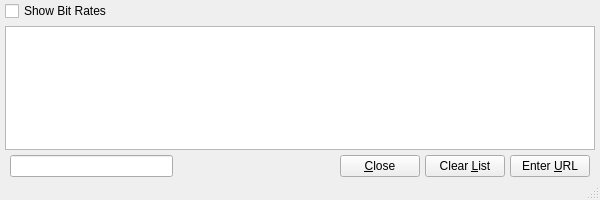
Qt form Version 2.x/UI/downloadWindow.ui (textbrowser/dooble) before a commit.
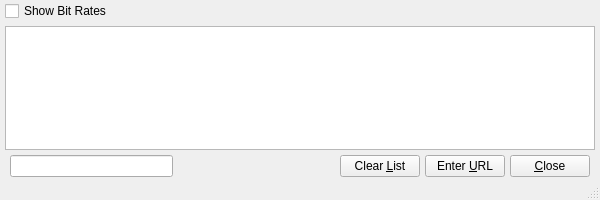
The same form after that commit. Custom widgets are drawn as their Qt base class.

Commit message: Moved buttons.

```diff
--- a/Version 2.x/UI/downloadWindow.ui
+++ b/Version 2.x/UI/downloadWindow.ui
@@ -216,13 +216,6 @@
         </property>
        </spacer>
       </item>
-      <item>
-       <widget class="QPushButton" name="closePushButton">
-        <property name="text">
-         <string>&amp;Close</string>
-        </property>
-       </widget>
-      </item>
       <item>
        <widget class="QPushButton" name="clearListPushButton">
         <property name="text">
@@ -237,6 +230,13 @@
         </property>
        </widget>
       </item>
+      <item>
+       <widget class="QPushButton" name="closePushButton">
+        <property name="text">
+         <string>&amp;Close</string>
+        </property>
+       </widget>
+      </item>
      </layout>
     </item>
    </layout>
```
Left out of the diff: 1 changed line with no effect on the pictures. The commit also changes 83 other files.
